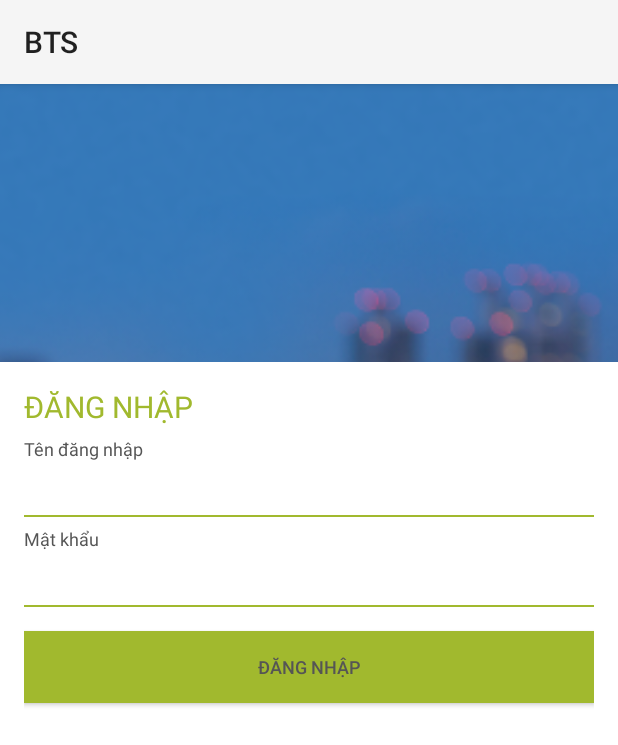
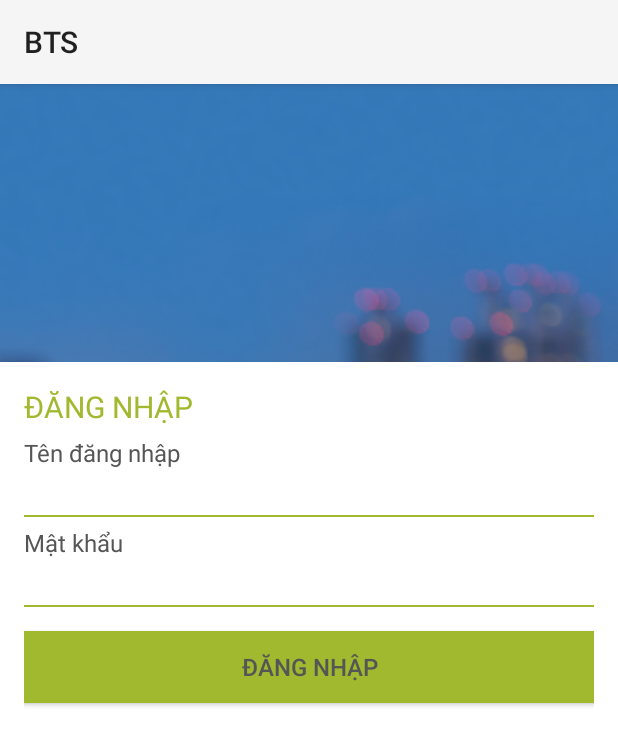
Before and after one commit to ttdat0410/BTS, an Android app: the screen it shows after launch (SplashActivity), on a phone screen of 412 x 824 dp. Shown: the top 745 px of the screen. Run offline under Robolectric (Android 15) with nearby library versions, the phone set to English and light mode, and no system bars; our stand-ins replace ButterKnife, Dagger/Hilt's generated code; libraries missing offline, so code that uses them is left out: com.github.johnpersano.supertoasts, com.github.kittinunf.fuel.

Commit message:
ttdat: created ui package, add monitor $ splash in here

```diff
--- a/app/src/main/AndroidManifest.xml
+++ b/app/src/main/AndroidManifest.xml
@@ -22,7 +22,7 @@
         android:supportsRtl="true"
         android:largeHeap="true"
         android:theme="@style/AppTheme">
-        <activity android:name=".splash.SplashActivity">
+        <activity android:name=".ui.splash.SplashActivity">
             <intent-filter>
                 <action android:name="android.intent.action.MAIN" />
 
@@ -30,8 +30,7 @@
             </intent-filter>
         </activity>
 
-        <activity android:name=".monitor.MonitorContainer"/>
-        <activity android:name=".splash.DD"/>
+        <activity android:name=".ui.monitor.MonitorContainer"/>
     </application>
 
 </manifest>
--- a/app/src/main/java/vn/vnpt/ansv/bts/common/injection/component/AppComponent.java
+++ b/app/src/main/java/vn/vnpt/ansv/bts/common/injection/component/AppComponent.java
@@ -5,8 +5,8 @@
 import dagger.Component;
 import vn.vnpt.ansv.bts.common.injection.module.AppModule;
 import vn.vnpt.ansv.bts.common.injection.module.PresenterModule;
-import vn.vnpt.ansv.bts.splash.SplashActivity;
-import vn.vnpt.ansv.bts.splash.SplashPresenterImpl;
+import vn.vnpt.ansv.bts.ui.splash.SplashActivity;
+import vn.vnpt.ansv.bts.ui.splash.SplashPresenterImpl;
 
 /**
  * Created by ANSV on 11/9/2017.
--- a/app/src/main/java/vn/vnpt/ansv/bts/common/injection/module/PresenterModule.java
+++ b/app/src/main/java/vn/vnpt/ansv/bts/common/injection/module/PresenterModule.java
@@ -6,8 +6,8 @@
 
 import dagger.Module;
 import dagger.Provides;
-import vn.vnpt.ansv.bts.splash.SplashPresenter;
-import vn.vnpt.ansv.bts.splash.SplashPresenterImpl;
+import vn.vnpt.ansv.bts.ui.splash.SplashPresenter;
+import vn.vnpt.ansv.bts.ui.splash.SplashPresenterImpl;
 
 /**
  * Created by ANSV on 11/9/2017.
--- a/app/src/main/java/vn/vnpt/ansv/bts/splash/SplashActivity.java
+++ b/app/src/main/java/vn/vnpt/ansv/bts/ui/splash/SplashActivity.java
@@ -1,4 +1,4 @@
-package vn.vnpt.ansv.bts.splash;
+package vn.vnpt.ansv.bts.ui.splash;
 
 import android.animation.Animator;
 import android.animation.AnimatorListenerAdapter;
@@ -21,7 +21,6 @@
 import android.widget.EditText;
 import android.widget.FrameLayout;
 import android.widget.ImageView;
-import android.widget.RelativeLayout;
 
 import com.github.johnpersano.supertoasts.SuperToast;
 import com.github.kittinunf.fuel.Fuel;
@@ -36,17 +35,17 @@
 
 import javax.inject.Inject;
 
-import butterknife.Bind;
+import butterknife.BindView;
 import butterknife.ButterKnife;
 import kotlin.Pair;
 import vn.vnpt.ansv.bts.R;
 import vn.vnpt.ansv.bts.common.app.BTSApplication;
-import vn.vnpt.ansv.bts.monitor.MonitorContainer;
+import vn.vnpt.ansv.bts.ui.monitor.MonitorContainer;
 import vn.vnpt.ansv.bts.utils.BTSToast;
 import vn.vnpt.ansv.bts.utils.Utils;
 
 /**
- * Created by ANSV on 11/7/2017.
+ * Created by ANSV on 11/9/2017.
  */
 
 public class SplashActivity extends AppCompatActivity {
@@ -60,22 +59,22 @@
     @Inject
     SplashPresenter presenter;
 
-    @Bind(R.id.toolbar)
+    @BindView(R.id.toolbar)
     Toolbar toolbar;
 
-    @Bind(R.id.mm_logo)
+    @BindView(R.id.mm_logo)
     ImageView mmLogo;
 
-    @Bind(R.id.bottom_panel)
+    @BindView(R.id.bottom_panel)
     FrameLayout bottomPanel;
 
-    @Bind(R.id.name_edit_text)
+    @BindView(R.id.name_edit_text)
     EditText nameEditText;
 
-    @Bind(R.id.password_edit_text)
+    @BindView(R.id.password_edit_text)
     EditText passwordEditText;
 
-    @Bind(R.id.loginButton)
+    @BindView(R.id.loginButton)
     Button loginButton;
 
     private SharedPreferences SP;
--- a/app/src/main/java/vn/vnpt/ansv/bts/splash/SplashPresenterImpl.java
+++ b/app/src/main/java/vn/vnpt/ansv/bts/ui/splash/SplashPresenterImpl.java
@@ -1,4 +1,4 @@
-package vn.vnpt.ansv.bts.splash;
+package vn.vnpt.ansv.bts.ui.splash;
 
 import android.content.Context;
 
@@ -10,6 +10,7 @@
 /**
  * Created by ANSV on 11/9/2017.
  */
+
 @ActivityScope
 public class SplashPresenterImpl implements SplashPresenter {
 
@@ -19,7 +20,6 @@
     public SplashPresenterImpl(Context context) {
 
     }
-
 
     @Override
     public boolean isNetwork(Context context) {
--- a/app/src/main/res/layout/activity_splash.xml
+++ b/app/src/main/res/layout/activity_splash.xml
@@ -100,7 +100,7 @@
                     android:visibility="visible">
 
                     <EditText
-                        style="@style/l_silicon_grey"
+                        style="@style/m_silicon_grey"
                         android:layout_width="match_parent"
                         android:id="@+id/name_edit_text"
                         android:layout_alignParentBottom="true"
@@ -150,7 +150,7 @@
                     android:visibility="visible">
 
                     <EditText
-                        style="@style/l_silicon_grey"
+                        style="@style/m_silicon_grey"
                         android:id="@+id/password_edit_text"
                         android:layout_width="match_parent"
                         android:layout_alignParentBottom="true"
--- a/app/src/main/res/values/styles.xml
+++ b/app/src/main/res/values/styles.xml
@@ -36,7 +36,7 @@
         <item name="android:textSize">@dimen/text_size_S</item>
     </style>
 
-    <style name="s_silicon_grey_version" parent="silicon_gray_text">
+    <style name="xs_silicon_grey_version" parent="silicon_gray_text">
         <item name="android:textSize">@dimen/text_size_XS</item>
     </style>
 
@@ -45,7 +45,7 @@
     </style>
 
     <style name="m_silicon_grey" parent="silicon_gray_text">
-        <item name="android:textSize">@dimen/text_size_S</item>
+        <item name="android:textSize">@dimen/text_size_M</item>
     </style>
 
     <style name="sm_terbium_green" parent="terbium_green_text">
```
Also changed, not shown: app/build.gradle (+25 -9 lines), app/src/main/java/vn/vnpt/ansv/bts/common/ui/BTSSplashActivity.java (deleted, +0 -118 lines), app/src/main/java/vn/vnpt/ansv/bts/monitor/MonitorListener.java (deleted, +0 -9 lines), app/src/main/java/vn/vnpt/ansv/bts/monitor/MonitorPresenter.java (deleted, +0 -18 lines), app/src/main/java/vn/vnpt/ansv/bts/monitor/fragment_monitor/RecyclerMonitorPresenter.java (deleted, +0 -8 lines), app/src/main/java/vn/vnpt/ansv/bts/ui/BTSActivity.java (renamed from app/src/main/java/vn/vnpt/ansv/bts/common/ui/BTSActivity.java, +2 -81 lines), app/src/main/java/vn/vnpt/ansv/bts/ui/monitor/MonitorContainer.java (renamed from app/src/main/java/vn/vnpt/ansv/bts/monitor/MonitorContainer.java, +5 -6 lines), app/src/main/java/vn/vnpt/ansv/bts/ui/monitor/RecyclerMonitorAdapter.java (renamed from app/src/main/java/vn/vnpt/ansv/bts/monitor/fragment_monitor/RecyclerMonitorAdapter.java, +5 -7 lines), app/src/main/java/vn/vnpt/ansv/bts/ui/monitor/RecyclerMonitorView.java (renamed from app/src/main/java/vn/vnpt/ansv/bts/monitor/fragment_monitor/RecyclerMonitorView.java, +5 -4 lines), app/src/main/java/vn/vnpt/ansv/bts/ui/splash/SplashPresenter.java (renamed from app/src/main/java/vn/vnpt/ansv/bts/splash/SplashPresenter.java, +4 -4 lines), app/src/main/res/values/colors.xml (+5 -8 lines).
